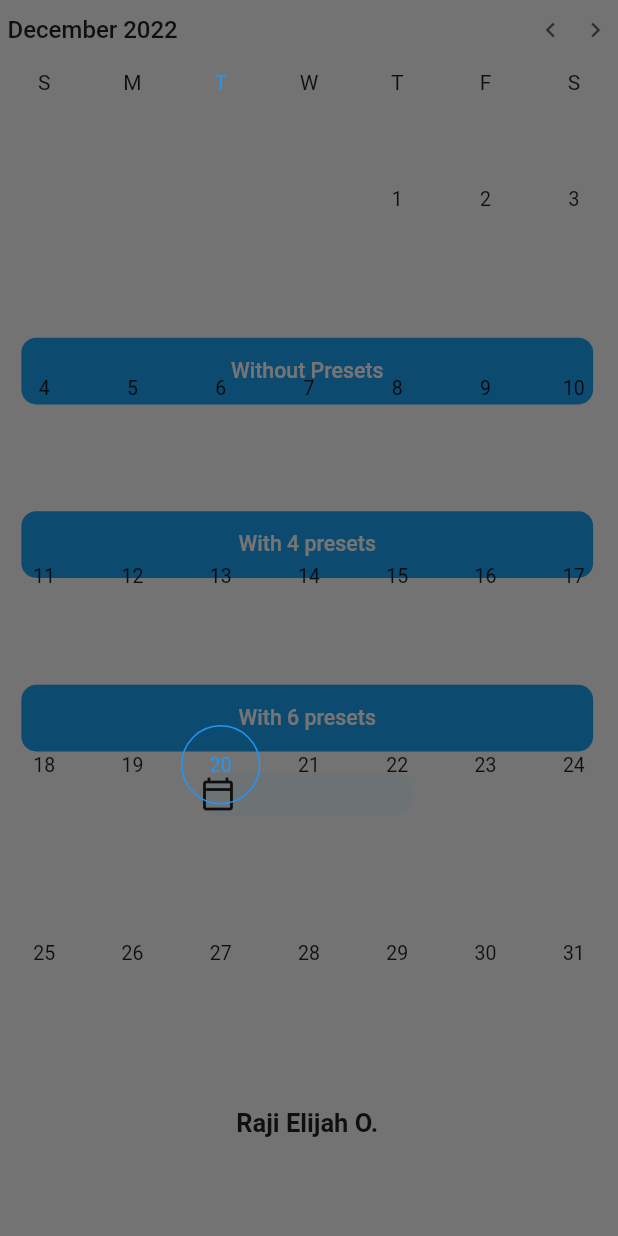
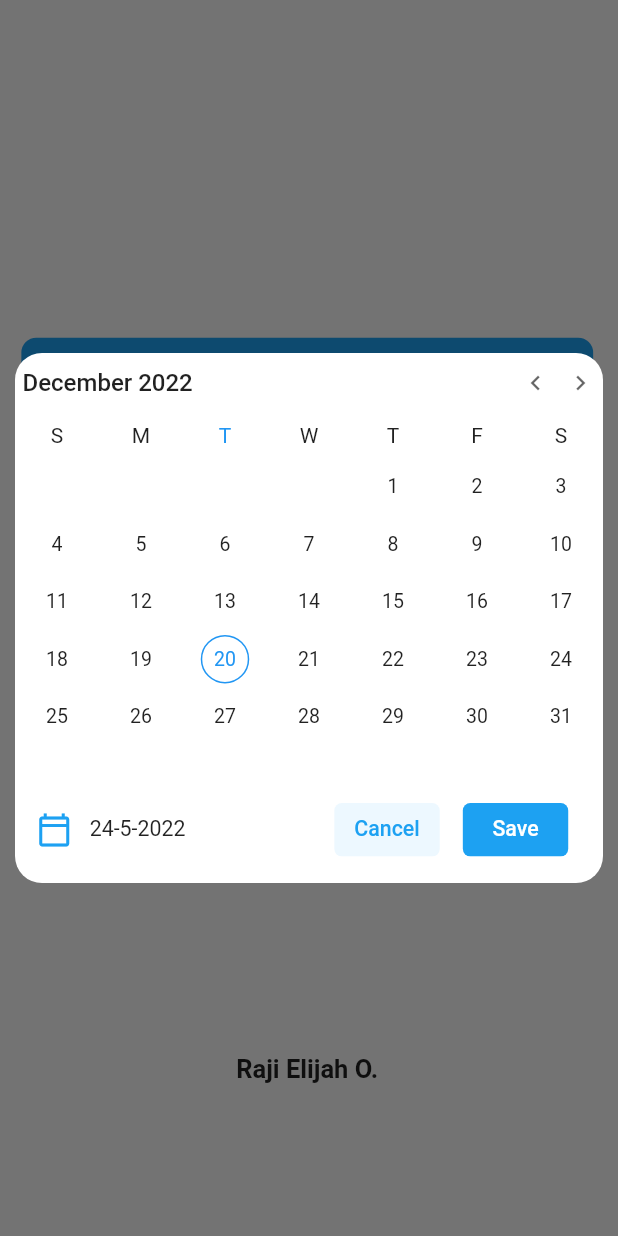
Before and after one commit to rajielijah/mevolve, a Flutter app: the screen it shows after launch, after a tap on "Without Presets", on a phone screen of 412 x 824 dp. Run offline on Flutter 3.47's test engine with Material 2 defaults, Android fonts, the light colour scheme and no system bars; drawn by our look-alikes of syncfusion_flutter_datepicker.

Commit message:
without presets widget

```diff
--- a/lib/calendar.dart
+++ b/lib/calendar.dart
@@ -1,4 +1,5 @@
 import 'package:flutter/material.dart';
+import 'package:mevolve/formmater.dart';
 import 'package:mevolve/sizes.dart';
 import 'package:mevolve/widget.dart';
 import 'package:syncfusion_flutter_datepicker/datepicker.dart';
@@ -13,6 +14,11 @@ class Test extends StatefulWidget {
 class _TestState extends State<Test> {
   var startDateSelected, endDateSelected;
   final DateRangePickerController _controller = DateRangePickerController();
+  final DateRangePickerController _with4PresetController = DateRangePickerController();
+  final DateRangePickerController _with6PresetController = DateRangePickerController();
+  bool withoutPreset = false;
+  bool w4Presets = false;
+  bool w6Presets= false;
   DateTime? selectedDate;
   var sHeight, sWidth;
   @override
@@ -24,27 +30,30 @@ class _TestState extends State<Test> {
         child: Column(
         children: [
           SizedBox(height: resHeight(253, sHeight),),
-            button(sHeight, sWidth, 'Without Presets', showDate),
-          SizedBox(height: resHeight(80, sHeight),),
+            button(sHeight, sWidth, 'Without Presets', withoutPresets),
+          SizedBox(height: resHeight(16.04, sHeight),),
+          withoutPreset ? result(sHeight, sWidth, _controller.selectedDate.toString(), (){
+            setState((){
+              withoutPreset = false;
+            });
+          }): Text(''),
+          SizedBox(height: resHeight(31.96, sHeight),),
           button(sHeight, sWidth, 'With 4 presets', with4Presets),
-          SizedBox(height: resHeight(80, sHeight),),
+          SizedBox(height: resHeight(16.04, sHeight),),
+          w4Presets ? result(sHeight, sWidth, _with4PresetController.selectedDate.toString(), (){
+            setState((){
+              w4Presets = false;
+            });
+          }): Text(''),
+          SizedBox(height: resHeight(31.96, sHeight),),
           button(sHeight, sWidth, 'With 6 presets', with6Presets),
-          // Text(_controller.selectedDate.toString()),
           SizedBox(height: resHeight(16.04, sHeight),),
-          Container(
-            height: resHeight(32, sHeight),
-            width: resWidth(148.6, sWidth),
-            decoration: BoxDecoration(
-              color: Color(0xFFEDF8FF),
-              borderRadius: BorderRadius.circular(15)
-            ),
-            child: Row(
-              children: [
-                Icon(Icons.calendar_today_outlined, color: ,)
-              ],
-            ),
-          ),
-          SizedBox(height: resHeight(219.04, sHeight),),
+          w6Presets ? result(sHeight, sWidth, _with6PresetController.selectedDate.toString(), (){
+            setState((){
+              w6Presets = false;
+            });
+          }): Text(''),
+          SizedBox(height: resHeight(221, sHeight),),
           const Text('Raji Elijah O.', style: TextStyle(fontWeight: FontWeight.bold, fontSize: 17))
         ]        ),
       ),
@@ -56,7 +65,6 @@ class _TestState extends State<Test> {
         context: context,
         builder: (BuildContext context) {
           return SfDateRangePicker(
-            // showActionButtons: true,
             view: DateRangePickerView.month,
             showNavigationArrow: true,
             onCancel: () {
@@ -64,6 +72,87 @@ class _TestState extends State<Test> {
             },
           );
         });
+  }
+
+  void withoutPresets() {
+    showGeneralDialog(
+        context: context,
+        barrierDismissible: true,
+        barrierLabel: '',
+        barrierColor: Colors.black54,
+        pageBuilder: (context, animation, secondaryAnimation) {
+          return Dialog(
+              insetPadding: EdgeInsets.only(left: 10, right: 10),
+              elevation: 0,
+              backgroundColor: Colors.white,
+              shape: RoundedRectangleBorder(
+                  borderRadius: BorderRadius.circular(18.0)),
+              child: Column(
+                mainAxisSize: MainAxisSize.min,
+                children: [
+                  SfDateRangePicker(
+                    view: DateRangePickerView.month,
+                    showNavigationArrow: true,
+                    controller: _controller,
+                  ),
+                  Padding(
+                    padding: EdgeInsets.only(bottom: resHeight(20, sHeight), left: resHeight(16, sHeight)),
+                    child: Row(
+                      children: [
+                        Icon(Icons.calendar_today_outlined, color: Color(0xFF1DA1F2),),
+                        SizedBox(width: resWidth(12, sWidth),),
+                        Container(
+                            width: resWidth(89, sWidth),
+                            child: Text('24-5-2022', style: TextStyle(fontSize: resHeight(16, sHeight), ),)),
+                        SizedBox(width: resWidth(80.42, sWidth),),
+                        GestureDetector(
+                          onTap: (){
+                            Navigator.pop(context);
+                          },
+                          child: Container(
+                            height : resHeight(40, sHeight),
+                            width: resWidth(73, sWidth),
+                            decoration: BoxDecoration(
+                                color: Color(0xFFEDF8FF),
+                                borderRadius: BorderRadius.circular(5)
+                            ),
+                            child: Center(
+                              child: Text('Cancel', style: TextStyle(fontSize: resHeight(16, sHeight), color: Color(0xFF1DA1F2),
+                                fontWeight: FontWeight.w500, ),),
+                            ),
+                          ),
+                        ),
+                        SizedBox(width: resWidth(16, sWidth),),
+                        GestureDetector(
+                          onTap: (){
+                            setState((){
+                              selectedDate = _controller.displayDate;
+                              withoutPreset = true;
+                            });
+                            Navigator.pop(context);
+                          },
+                          child: Container(
+                            height : resHeight(40, sHeight),
+                            width: resWidth(73, sWidth),
+                            decoration: BoxDecoration(
+                                color: Color(0xFF1DA1F2),
+                                borderRadius: BorderRadius.circular(5)
+                            ),
+                            child: Center(
+                              child: Text('Save', style: TextStyle(fontSize: resHeight(16, sHeight), color: Colors.white,
+                                fontWeight: FontWeight.w500, ),),
+                            ),
+                          ),
+                        ),
+                      ],
+                    ),
+                  )
+                ],
+              )
+          );
+        }
+    );
+
   }
 
   void with4Presets() {
@@ -105,6 +194,7 @@ class _TestState extends State<Test> {
                 SfDateRangePicker(
                   view: DateRangePickerView.month,
                   showNavigationArrow: true,
+                  controller: _with4PresetController,
                   // onCancel: () {
                   //   Navigator.pop(context);
                   // },
@@ -138,7 +228,15 @@ class _TestState extends State<Test> {
                         ),
                       ),
                       SizedBox(width: resWidth(16, sWidth),),
-                      Container(
+                      GestureDetector(
+                        onTap: (){
+                          setState((){
+                            selectedDate = _with4PresetController.displayDate;
+                            w4Presets = true;
+                          });
+                          Navigator.pop(context);
+                        },
+                        child: Container(
                           height : resHeight(40, sHeight),
                           width: resWidth(73, sWidth),
                           decoration: BoxDecoration(
@@ -148,6 +246,7 @@ class _TestState extends State<Test> {
                           child: Center(
                             child: Text('Save', style: TextStyle(fontSize: resHeight(16, sHeight), color: Colors.white,
                               fontWeight: FontWeight.w500, ),),
+                          ),
                         ),
                       ),
                     ],
@@ -207,7 +306,7 @@ class _TestState extends State<Test> {
                     ),
                   ),
                   SfDateRangePicker(
-                    controller: _controller,
+                    controller: _with6PresetController,
                     // showActionButtons: true,
                     view: DateRangePickerView.month,
                     showNavigationArrow: true,
@@ -247,7 +346,8 @@ class _TestState extends State<Test> {
                         GestureDetector(
                           onTap: (){
                             setState((){
-                              selectedDate = _controller.displayDate;
+                              selectedDate = _with6PresetController.displayDate;
+                              w6Presets = true;
                             });
                             Navigator.pop(context);
                           },
```
Also changed, not shown: lib/widget.dart (+27 -0 lines). Lines whose indentation alone changed are shown as unchanged.
